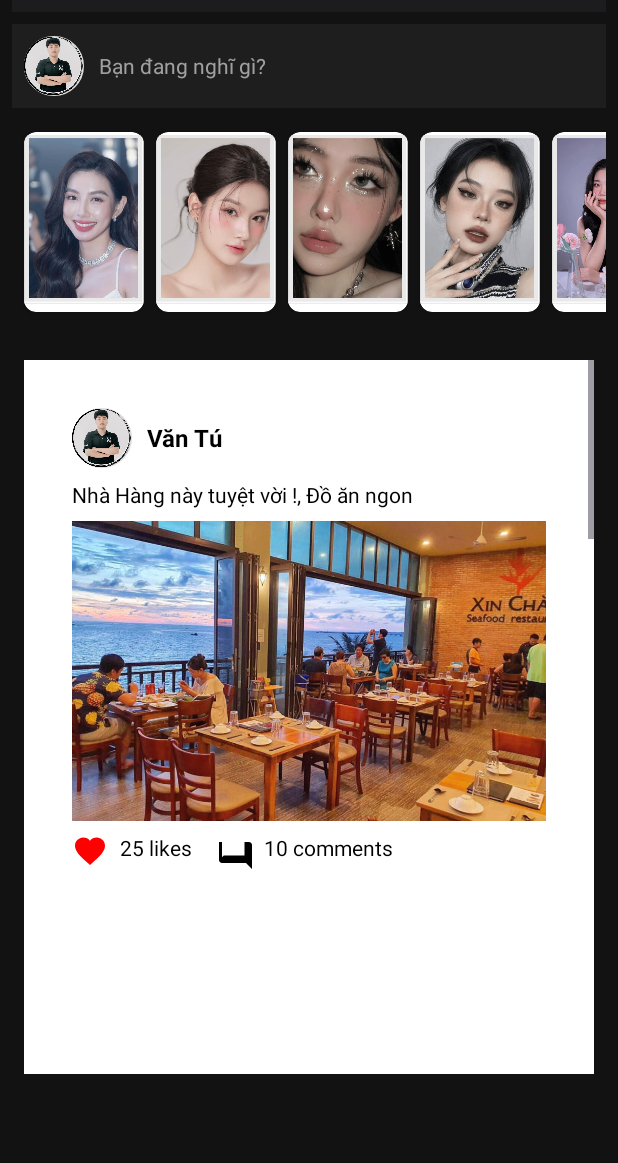
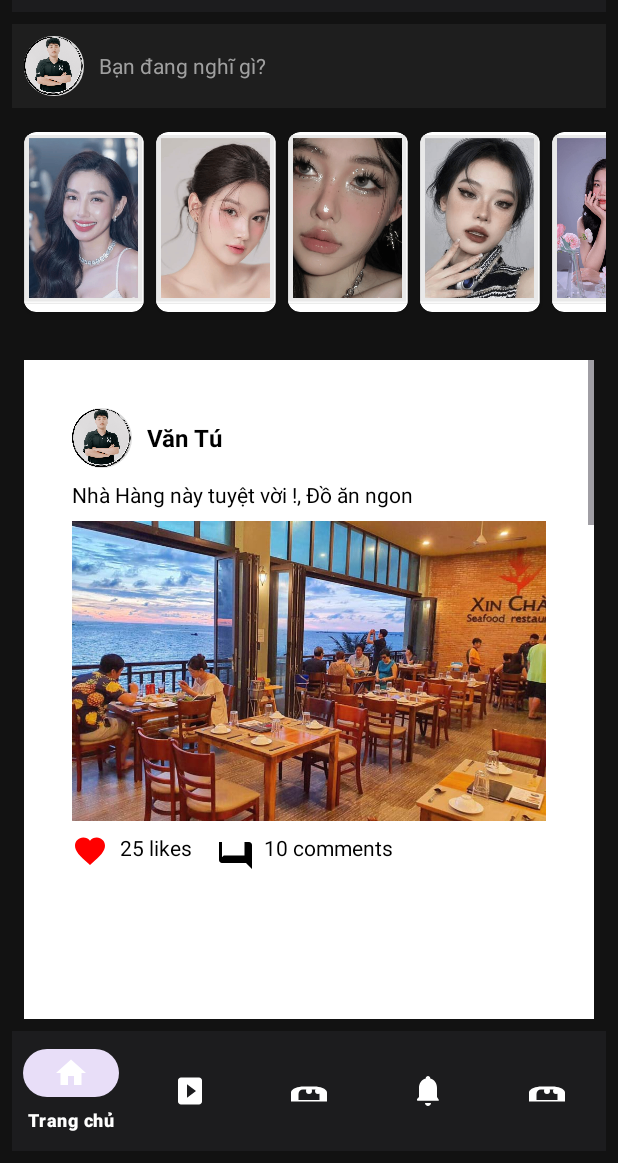
Before and after one commit to VanTuDev/FacebookPRM, an Android app: the HomeActivity screen opened directly, with no data from a screen before it, on a phone screen of 412 x 824 dp, the part 73-1236 px from its top. Run offline under Robolectric (Android 15) with nearby library versions, the light colour scheme and no system bars.

Commit message:
thanh navbar

```diff
--- a/app/src/main/java/com/example/fb_v2/Activity/HomeActivity.java
+++ b/app/src/main/java/com/example/fb_v2/Activity/HomeActivity.java
@@ -12,23 +12,19 @@ import androidx.appcompat.app.AlertDialog;
 import androidx.appcompat.app.AppCompatActivity;
 import androidx.recyclerview.widget.LinearLayoutManager;
 import androidx.recyclerview.widget.RecyclerView;
-
 import com.example.fb_v2.Adapter.ChatActivity;
 import com.example.fb_v2.Model.Post;
 import com.example.fb_v2.Model.User;
 import com.example.fb_v2.R;
-
+import com.google.android.material.bottomnavigation.BottomNavigationView;
 import java.util.ArrayList;
 import java.util.List;
 
 public class HomeActivity extends AppCompatActivity {
 
     private RecyclerView postsRecyclerView;
-    private RecyclerView usersRecyclerView;
     private PostAdapter postAdapter;
-    private UserAdapter userAdapter;
     private List<Post> postList;
-    private List<User> userList;
     private ImageView notificationIcon;
     private ImageView messengerIcon;
 
@@ -40,20 +36,9 @@ public class HomeActivity extends AppCompatActivity {
         // Initialize RecyclerView for posts
         postsRecyclerView = findViewById(R.id.postsRecyclerView);
         postsRecyclerView.setLayoutManager(new LinearLayoutManager(this));
-
-        // Load posts
         postList = loadPosts();
         postAdapter = new PostAdapter(postList);
         postsRecyclerView.setAdapter(postAdapter);
-
-        // Initialize RecyclerView for users
-        usersRecyclerView = findViewById(R.id.usersRecyclerView);
-        usersRecyclerView.setLayoutManager(new LinearLayoutManager(this, LinearLayoutManager.HORIZONTAL, false));
-
-        // Load users
-        userList = loadUsers();
-        userAdapter = new UserAdapter(userList);
-        usersRecyclerView.setAdapter(userAdapter);
 
         // Initialize Notification Icon
         notificationIcon = findViewById(R.id.notificationIcon);
@@ -64,6 +49,31 @@ public class HomeActivity extends AppCompatActivity {
         messengerIcon.setOnClickListener(v -> {
             Intent intent = new Intent(HomeActivity.this, ChatActivity.class);
             startActivity(intent);
+        });
+
+        // Initialize Bottom Navigation
+        BottomNavigationView bottomNavigationView = findViewById(R.id.bottom_navigation);
+        bottomNavigationView.setOnNavigationItemSelectedListener(item -> {
+            int itemId = item.getItemId();
+
+            if (itemId == R.id.navigation_home) {
+                // Already on Home, handle accordingly
+                return true;
+            } else if (itemId == R.id.navigation_video) {
+                // Handle video action
+                return true;
+            } else if (itemId == R.id.navigation_friends) {
+                // Handle friends action
+                return true;
+            } else if (itemId == R.id.navigation_notifications) {
+                showNotificationDialog();
+                return true;
+            } else if (itemId == R.id.navigation_menu) {
+                // Handle menu action
+                return true;
+            }
+
+            return false;
         });
     }
 
@@ -77,18 +87,9 @@ public class HomeActivity extends AppCompatActivity {
         return posts;
     }
 
-    // Sample method to load users
-    private List<User> loadUsers() {
-        List<User> users = new ArrayList<>();
-        users.add(new User("User A", R.drawable.ic_person_placeholder)); // Use an icon or image
-        users.add(new User("User B", R.drawable.ic_person_placeholder));
-        return users;
-    }
-
     // Method to show notification dialog
     private void showNotificationDialog() {
         List<String> notifications = loadNotifications();
-
         AlertDialog.Builder builder = new AlertDialog.Builder(this);
         View dialogView = LayoutInflater.from(this).inflate(R.layout.dialog_notifications, null);
         RecyclerView recyclerView = dialogView.findViewById(R.id.notificationsRecyclerView);
@@ -108,52 +109,6 @@ public class HomeActivity extends AppCompatActivity {
         notifications.add("Minh Hoàng đã gửi cho bạn một tin nhắn mới.");
         notifications.add("Lê Hương đã nhắc đến bạn trong một bình luận.");
         return notifications;
-    }
-
-    // Adapter for displaying users
-    public class UserAdapter extends RecyclerView.Adapter<UserAdapter.UserViewHolder> {
-        private List<User> userList;
-
-        public UserAdapter(List<User> userList) {
-            this.userList = userList;
-        }
-
-        @NonNull
-        @Override
-        public UserViewHolder onCreateViewHolder(@NonNull ViewGroup parent, int viewType) {
-            View view = LayoutInflater.from(parent.getContext()).inflate(R.layout.item_user, parent, false);
-            return new UserViewHolder(view);
-        }
-
-        @Override
-        public void onBindViewHolder(@NonNull UserViewHolder holder, int position) {
-            User user = userList.get(position);
-            holder.userName.setText(user.getName());
-            holder.userProfileImage.setImageResource(user.getProfileImage());
-
-            // Handle user selection for chat
-            holder.itemView.setOnClickListener(v -> {
-                Intent intent = new Intent(HomeActivity.this, ChatActivity.class);
-                intent.putExtra("userName", user.getName());
-                startActivity(intent);
-            });
-        }
-
-        @Override
-        public int getItemCount() {
-            return userList.size();
-        }
-
-        public class UserViewHolder extends RecyclerView.ViewHolder {
-            TextView userName;
-            ImageView userProfileImage;
-
-            public UserViewHolder(@NonNull View itemView) {
-                super(itemView);
-                userName = itemView.findViewById(R.id.userName);
-                userProfileImage = itemView.findViewById(R.id.userProfileImage);
-            }
-        }
     }
 
     // Adapter for displaying notifications
--- /dev/null
+++ b/app/src/main/res/color/nav_item_selector.xml
@@ -0,0 +1,5 @@
+<?xml version="1.0" encoding="utf-8"?>
+<selector xmlns:android="http://schemas.android.com/apk/res/android">
+    <item android:color="#1976D2" android:state_checked="true" /> <!-- Blue for selected item -->
+    <item android:color="#FFFFFF" android:state_checked="false" /> <!-- White for unselected item -->
+</selector>
--- /dev/null
+++ b/app/src/main/res/drawable/ic_friends.xml
@@ -0,0 +1,9 @@
+<vector xmlns:android="http://schemas.android.com/apk/res/android"
+    android:width="24dp"
+    android:height="24dp"
+    android:viewportWidth="24"
+    android:viewportHeight="24">
+    <path
+        android:fillColor="#FFFFFF"
+        android:pathData="M16,11c1.66,0,2.99,1.34,2.99,3L19,18H5v-4c0-1.66,1.34-3,3-3h8m0-2H8c-2.67,0-8,1.34-8,4v6h24v-6c0-2.66-5.33-4-8-4zm-4,5a2,2 0,1 0,0-4,2,2 0,0 0,0 4zm6,0a2,2 0,1 0,0-4,2,2 0,0 0,0 4z" />
+</vector>
--- /dev/null
+++ b/app/src/main/res/drawable/ic_home.xml
@@ -0,0 +1,9 @@
+<vector xmlns:android="http://schemas.android.com/apk/res/android"
+    android:width="24dp"
+    android:height="24dp"
+    android:viewportWidth="24"
+    android:viewportHeight="24">
+    <path
+        android:fillColor="#FFFFFF"
+        android:pathData="M10,20v-6h4v6h5v-8h3L12,3 2,12h3v8h5z" />
+</vector>
--- /dev/null
+++ b/app/src/main/res/drawable/ic_notifications.xml
@@ -0,0 +1,9 @@
+<vector xmlns:android="http://schemas.android.com/apk/res/android"
+    android:width="24dp"
+    android:height="24dp"
+    android:viewportWidth="24"
+    android:viewportHeight="24">
+    <path
+        android:fillColor="#FFFFFF"
+        android:pathData="M12,22c1.1,0,2-0.9,2-2h-4c0,1.1,0.9,2,2,2zm6-6V10c0-3.07-1.63-5.64-4.5-6.32V3.5C13.5,2.67,12.83,2,12,2s-1.5,0.67-1.5,1.5V3.68C7.63,4.36,6,6.92,6,10v6l-1.29,1.29C4.53,17.92,4.76,18.5,5.21,18.5H18.79c0.45,0,0.68-0.58,0.29-0.91L18,16z" />
+</vector>
--- /dev/null
+++ b/app/src/main/res/drawable/ic_video.xml
@@ -0,0 +1,9 @@
+<vector xmlns:android="http://schemas.android.com/apk/res/android"
+    android:width="24dp"
+    android:height="24dp"
+    android:viewportWidth="24"
+    android:viewportHeight="24">
+    <path
+        android:fillColor="#FFFFFF"
+        android:pathData="M10,16.5V7.5L16,12l-6,4.5z M18,3H6c-1.1,0-2,0.9-2,2v14c0,1.1,0.9,2,2,2h12c1.1,0,2-0.9,2-2V5C20,3.9,19.1,3,18,3z" />
+</vector>
--- a/app/src/main/res/layout/activity_home.xml
+++ b/app/src/main/res/layout/activity_home.xml
@@ -3,13 +3,12 @@
     xmlns:app="http://schemas.android.com/apk/res-auto"
     xmlns:tools="http://schemas.android.com/tools"
     android:layout_width="match_parent"
-    android:layout_height="1000dp"
+    android:layout_height="match_parent"
     android:background="#121212"
     android:padding="8dp"
     tools:context=".Activity.HomeActivity">
 
     <!-- Facebook top bar -->
-
     <androidx.constraintlayout.widget.ConstraintLayout
         android:id="@+id/topBar"
         android:layout_width="0dp"
@@ -20,7 +19,6 @@
         app:layout_constraintStart_toStartOf="parent"
         app:layout_constraintTop_toTopOf="parent">
 
-        <!-- Facebook Logo Text -->
         <TextView
             android:id="@+id/facebookLogo"
             android:layout_width="wrap_content"
@@ -33,7 +31,6 @@
             app:layout_constraintStart_toStartOf="parent"
             app:layout_constraintTop_toTopOf="parent" />
 
-        <!-- Notification Icon -->
         <ImageView
             android:id="@+id/notificationIcon"
             android:layout_width="wrap_content"
@@ -45,7 +42,6 @@
             app:layout_constraintEnd_toStartOf="@id/messengerIcon"
             app:layout_constraintTop_toTopOf="parent" />
 
-        <!-- Messenger Icon -->
         <ImageView
             android:id="@+id/messengerIcon"
             android:layout_width="wrap_content"
@@ -56,15 +52,6 @@
             app:layout_constraintEnd_toEndOf="parent"
             app:layout_constraintTop_toTopOf="parent" />
     </androidx.constraintlayout.widget.ConstraintLayout>
-
-    <!-- Horizontal RecyclerView for Users -->
-    <androidx.recyclerview.widget.RecyclerView
-        android:id="@+id/usersRecyclerView"
-        android:layout_width="match_parent"
-        android:layout_height="wrap_content"
-        android:layout_marginTop="8dp"
-        android:orientation="horizontal"
-        app:layout_constraintTop_toBottomOf="@id/topBar" />
 
     <!-- Status update section -->
     <LinearLayout
@@ -98,15 +85,14 @@
             android:textColor="#A0A0A0" />
     </LinearLayout>
 
-    <!-- Vertical Image Cards Section -->
+    <!-- Stories Section with Multiple Image Cards -->
     <HorizontalScrollView
         android:id="@+id/horizontalScrollView"
         android:layout_width="match_parent"
         android:layout_height="wrap_content"
         android:layout_marginTop="8dp"
         android:scrollbars="none"
-        app:layout_constraintTop_toBottomOf="@id/statusUpdateSection"
-        tools:layout_editor_absoluteX="8dp">
+        app:layout_constraintTop_toBottomOf="@id/statusUpdateSection">
 
         <LinearLayout
             android:layout_width="wrap_content"
@@ -115,13 +101,12 @@
             android:orientation="horizontal"
             android:padding="4dp">
 
-            <!-- 10 Image Cards -->
+            <!-- Example Image Cards for Stories -->
             <androidx.cardview.widget.CardView
                 android:layout_width="80dp"
                 android:layout_height="120dp"
                 android:layout_margin="4dp"
                 app:cardCornerRadius="8dp">
-
                 <ImageView
                     android:layout_width="match_parent"
                     android:layout_height="match_parent"
@@ -135,7 +120,6 @@
                 android:layout_height="120dp"
                 android:layout_margin="4dp"
                 app:cardCornerRadius="8dp">
-
                 <ImageView
                     android:layout_width="match_parent"
                     android:layout_height="match_parent"
@@ -149,7 +133,6 @@
                 android:layout_height="120dp"
                 android:layout_margin="4dp"
                 app:cardCornerRadius="8dp">
-
                 <ImageView
                     android:layout_width="match_parent"
                     android:layout_height="match_parent"
@@ -163,19 +146,12 @@
                 android:layout_height="120dp"
                 android:layout_margin="4dp"
                 app:cardCornerRadius="8dp">
-
                 <ImageView
                     android:layout_width="match_parent"
                     android:layout_height="match_parent"
                     android:contentDescription="Story Image 4"
                     android:scaleType="centerCrop"
                     android:src="@drawable/a4" />
-
-                <androidx.constraintlayout.widget.ConstraintLayout
-                    android:layout_width="match_parent"
-                    android:layout_height="match_parent">
-
-                </androidx.constraintlayout.widget.ConstraintLayout>
             </androidx.cardview.widget.CardView>
 
             <androidx.cardview.widget.CardView
@@ -183,7 +159,6 @@
                 android:layout_height="120dp"
                 android:layout_margin="4dp"
                 app:cardCornerRadius="8dp">
-
                 <ImageView
                     android:layout_width="match_parent"
                     android:layout_height="match_parent"
@@ -197,7 +172,6 @@
                 android:layout_height="120dp"
                 android:layout_margin="4dp"
                 app:cardCornerRadius="8dp">
-
                 <ImageView
                     android:layout_width="match_parent"
                     android:layout_height="match_parent"
@@ -211,7 +185,6 @@
                 android:layout_height="120dp"
                 android:layout_margin="4dp"
                 app:cardCornerRadius="8dp">
-
                 <ImageView
                     android:layout_width="match_parent"
                     android:layout_height="match_parent"
@@ -225,7 +198,6 @@
                 android:layout_height="120dp"
                 android:layout_margin="4dp"
                 app:cardCornerRadius="8dp">
-
                 <ImageView
                     android:layout_width="match_parent"
                     android:layout_height="match_parent"
@@ -234,66 +206,31 @@
                     android:src="@drawable/a8" />
             </androidx.cardview.widget.CardView>
 
-            <androidx.cardview.widget.CardView
-                android:layout_width="80dp"
-                android:layout_height="120dp"
-                android:layout_margin="4dp"
-                app:cardCornerRadius="8dp">
-
-                <ImageView
-                    android:layout_width="match_parent"
-                    android:layout_height="match_parent"
-                    android:contentDescription="Story Image 9"
-                    android:scaleType="centerCrop"
-                    android:src="@drawable/a1" />
-            </androidx.cardview.widget.CardView>
-
-            <androidx.cardview.widget.CardView
-                android:layout_width="80dp"
-                android:layout_height="120dp"
-                android:layout_margin="4dp"
-                app:cardCornerRadius="8dp">
-
-                <ImageView
-                    android:layout_width="match_parent"
-                    android:layout_height="match_parent"
-                    android:contentDescription="Story Image 10"
-                    android:scaleType="centerCrop"
-                    android:src="@drawable/a4" />
-            </androidx.cardview.widget.CardView>
         </LinearLayout>
-
 
     </HorizontalScrollView>
 
-    <LinearLayout
-        android:layout_width="match_parent"
-        android:layout_height="100dp"
-        android:orientation="vertical"
-        tools:layout_editor_absoluteX="8dp"
-        tools:layout_editor_absoluteY="8dp"
-        tools:ignore="MissingConstraints">
-
-    </LinearLayout>
-
-    <!-- FrameLayout to contain RecyclerView for posts -->
-    <FrameLayout
+    <!-- RecyclerView for displaying posts -->
+    <androidx.recyclerview.widget.RecyclerView
+        android:id="@+id/postsRecyclerView"
         android:layout_width="match_parent"
         android:layout_height="0dp"
+        android:layout_marginTop="16dp"
+        android:padding="8dp"
         app:layout_constraintTop_toBottomOf="@id/horizontalScrollView"
-        app:layout_constraintBottom_toBottomOf="parent"
-        app:layout_constraintStart_toStartOf="parent"
-        app:layout_constraintEnd_toEndOf="parent"
-        android:layout_marginTop="16dp">
+        app:layout_constraintBottom_toTopOf="@id/bottom_navigation"
+        android:scrollbars="vertical" />
 
-        <!-- RecyclerView for displaying posts -->
-        <androidx.recyclerview.widget.RecyclerView
-            android:id="@+id/postsRecyclerView"
-            android:layout_width="match_parent"
-            android:layout_height="492dp"
-            android:padding="8dp"
-            android:scrollbars="vertical" />
-
-    </FrameLayout>
+    <!-- Bottom Navigation Bar -->
+    <com.google.android.material.bottomnavigation.BottomNavigationView
+        android:id="@+id/bottom_navigation"
+        android:layout_width="match_parent"
+        android:layout_height="wrap_content"
+        android:layout_gravity="bottom"
+        android:background="#1C1C1E"
+        app:itemIconTint="@color/white"
+        app:itemTextColor="@color/white"
+        app:menu="@menu/bottom_nav_menu"
+        app:layout_constraintBottom_toBottomOf="parent" />
 
 </androidx.constraintlayout.widget.ConstraintLayout>
--- /dev/null
+++ b/app/src/main/res/menu/bottom_nav_menu.xml
@@ -0,0 +1,22 @@
+<menu xmlns:android="http://schemas.android.com/apk/res/android">
+    <item
+        android:id="@+id/navigation_home"
+        android:icon="@drawable/ic_home"
+        android:title="Trang chủ" />
+    <item
+        android:id="@+id/navigation_video"
+        android:icon="@drawable/ic_video"
+        android:title="Video" />
+    <item
+        android:id="@+id/navigation_friends"
+        android:icon="@drawable/ic_friends"
+        android:title="Bạn bè" />
+    <item
+        android:id="@+id/navigation_notifications"
+        android:icon="@drawable/ic_notifications"
+        android:title="Thông báo" />
+    <item
+        android:id="@+id/navigation_menu"
+        android:icon="@drawable/ic_friends"
+        android:title="Menu" />
+</menu>
```
